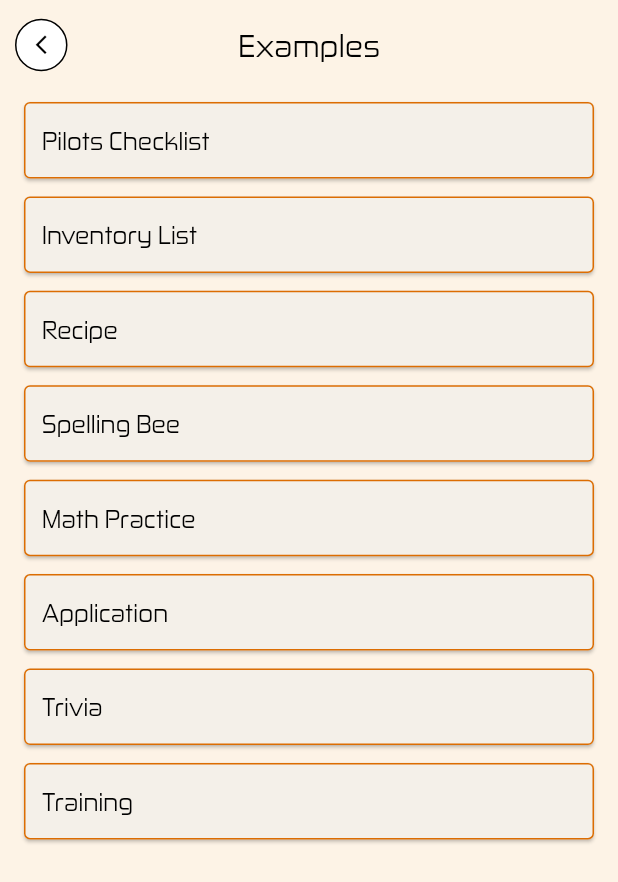
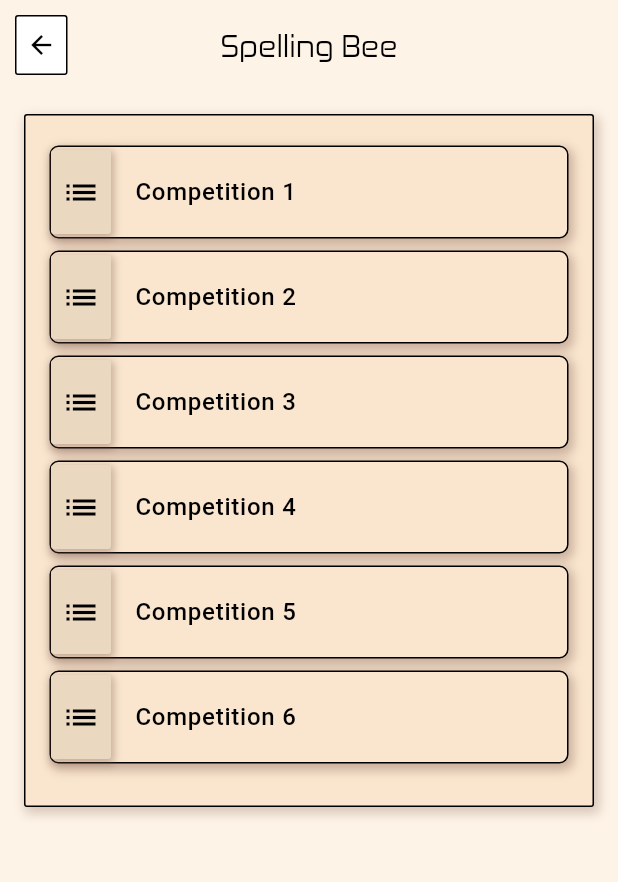
Before and after one commit to huzaifahussain821/next_hybrid, a Flutter app: the ExamplesView screen opened directly, after a tap on "Spelling Bee", on a phone screen of 412 x 824 dp. Shown: the top 882 px of the screen. Run offline on Flutter 3.47's test engine with Material 3 defaults, Android fonts, the phone set to English and light mode, and no system bars; our stand-ins replace cached_network_image, connectivity_plus, country_code_picker, dio, flutter_easyloading, flutter_font_icons and 6 more; accounts and stored records are empty; network calls fail.

Commit message:
alpha updated

```diff
--- a/lib/screens/examples/examples_view.dart
+++ b/lib/screens/examples/examples_view.dart
@@ -1,5 +1,6 @@
 import 'package:purpose_payment/dialog/delete_dialogbox.dart';
 import 'package:purpose_payment/screens/profile_view/profile_view.dart';
+import 'package:purpose_payment/screens/spelling_bee/spelling_bee.dart';
 import 'package:purpose_payment/utilities/app_exports.dart';
 import 'package:purpose_payment/widgets/primary_button.dart';
 
@@ -15,28 +16,69 @@ class ExamplesView extends StatelessWidget {
         padding: EdgeInsets.symmetric(horizontal: 16, vertical: 8),
         child: Column(
           children: [
-            PrimaryButton(text: "Pilots Checklist", onPressed: () {}),
+            ExampleContainerWidget(text: "Pilots Checklist", onPressed: () {}),
             10.verticalSpace,
-            PrimaryButton(text: "Inventory List", onPressed: () {}),
+            ExampleContainerWidget(text: "Inventory List", onPressed: () {}),
             10.verticalSpace,
-            PrimaryButton(
+            ExampleContainerWidget(
                 text: "Recipe",
                 onPressed: () {
                   // Get.to(() => const UserGuideScreen());
                 }),
             10.verticalSpace,
-            PrimaryButton(text: "Spelling Bee", onPressed: () {}),
+            ExampleContainerWidget(
+                text: "Spelling Bee",
+                onPressed: () {
+                  Get.to(() => const SpellingBee());
+                }),
             10.verticalSpace,
-            PrimaryButton(text: "Math Practice", onPressed: () {}),
+            ExampleContainerWidget(text: "Math Practice", onPressed: () {}),
             10.verticalSpace,
-            PrimaryButton(text: "Application", onPressed: () {}),
+            ExampleContainerWidget(text: "Application", onPressed: () {}),
             10.verticalSpace,
-            PrimaryButton(text: "Trivia", onPressed: () {}),
+            ExampleContainerWidget(text: "Trivia", onPressed: () {}),
             10.verticalSpace,
-            PrimaryButton(text: "Training", onPressed: () {}),
+            ExampleContainerWidget(text: "Training", onPressed: () {}),
           ],
         ),
       ),
     );
   }
 }
+
+class ExampleContainerWidget extends StatelessWidget {
+  final String text;
+  final Function onPressed;
+  final Color? backgroundColor;
+
+  const ExampleContainerWidget(
+      {required this.text,
+      required this.onPressed,
+      Key? key,
+      this.backgroundColor})
+      : super(key: key);
+
+  @override
+  Widget build(BuildContext context) {
+    return ElevatedButton(
+      onPressed: () => onPressed(),
+      style: ElevatedButton.styleFrom(
+        backgroundColor: backgroundColor ?? const Color(0xFFFAE6CF),
+        shape: RoundedRectangleBorder(borderRadius: BorderRadius.circular(4)),
+        padding: EdgeInsets.symmetric(vertical: 16),
+        side: BorderSide(color: Color(0xFFDC6D02)),
+      ),
+      child: Padding(
+        padding: EdgeInsets.symmetric(horizontal: 12),
+        child: Row(
+          mainAxisAlignment: MainAxisAlignment.start,
+          children: [
+            Text(text,
+                style: TextStyle(
+                    fontSize: 16, fontFamily: "Zekton", color: Colors.black)),
+          ],
+        ),
+      ),
+    );
+  }
+}
--- a/lib/screens/home/autolist_home.dart
+++ b/lib/screens/home/autolist_home.dart
@@ -1,3 +1,4 @@
+import 'package:purpose_payment/screens/autolist_view/autolist_view.dart';
 import 'package:purpose_payment/screens/examples/examples_view.dart';
 import 'package:purpose_payment/screens/home/home_view.dart';
 import 'package:purpose_payment/screens/notification/notification_view.dart';
@@ -129,7 +130,8 @@ class AutoListHome extends StatelessWidget {
                     Positioned(
                       child: GestureDetector(
                         onTap: () {
-                          Get.to(() => const HomeView());
+                          Get.to(() => const AutolistView());
+                          // Get.to(() => const HomeView());
                         },
                         child: Image.asset(
                           AssetsPath.centre,
--- a/lib/screens/notification/notification_view.dart
+++ b/lib/screens/notification/notification_view.dart
@@ -65,9 +65,9 @@ class NotificationScreen extends StatelessWidget {
   Widget build(BuildContext context) {
     return Scaffold(
       backgroundColor: AppThemes.primaryColor,
+      appBar: AppBarWidget.backAppBar("Notifications"),
       body: Column(
         children: [
-          AppBarWidget.backAppBar("Notifications"),
           Expanded(
             child: Obx(() => ListView.builder(
                   padding: const EdgeInsets.all(8),
--- a/lib/screens/saved_files/saved_files_view.dart
+++ b/lib/screens/saved_files/saved_files_view.dart
@@ -104,8 +104,8 @@ class SavedFileContainerWidget extends StatelessWidget {
       style: ElevatedButton.styleFrom(
         backgroundColor: backgroundColor ?? const Color(0xFFF4F0E9),
         shape: RoundedRectangleBorder(borderRadius: BorderRadius.circular(4)),
-        padding: const EdgeInsets.symmetric(vertical: 14),
-        side: const BorderSide(color: Color(0xFFDC6D02)),
+        padding: const EdgeInsets.symmetric(vertical: 10),
+        side: const BorderSide(color: AppThemes.darkGreyColor),
       ),
       child: Padding(
         padding: const EdgeInsets.symmetric(horizontal: 12),
--- /dev/null
+++ b/lib/screens/spelling_bee/spelling_bee.dart
@@ -0,0 +1,102 @@
+import 'package:flutter/material.dart';
+import 'package:purpose_payment/themes/app_theme.dart';
+import 'package:purpose_payment/widgets/custom_appbar.dart';
+
+class SpellingBee extends StatelessWidget {
+  final List<String> competitions = const [
+    "Competition 1",
+    "Competition 2",
+    "Competition 3",
+    "Competition 4",
+    "Competition 5",
+    "Competition 6",
+  ];
+
+  const SpellingBee({super.key});
+
+  @override
+  Widget build(BuildContext context) {
+    return Scaffold(
+      backgroundColor: AppThemes.primaryColor,
+      appBar: AppBarWidget.backAppBar("Spelling Bee"),
+      body: Column(
+        children: [
+          Padding(
+            padding: const EdgeInsets.all(16.0),
+            child: Container(
+              padding: const EdgeInsets.symmetric(horizontal: 16, vertical: 20),
+              decoration: BoxDecoration(
+                color: const Color(0xFFFAE6CF), // outer container color
+                borderRadius: BorderRadius.circular(2),
+                border: Border.all(color: Colors.black),
+                boxShadow: [
+                  BoxShadow(
+                    color: Colors.brown.withOpacity(0.3),
+                    spreadRadius: 1,
+                    blurRadius: 6,
+                    offset: const Offset(2, 3),
+                  ),
+                ],
+              ),
+              child: Column(
+                children: competitions
+                    .map(
+                      (title) => Container(
+                        margin: const EdgeInsets.only(bottom: 8),
+                        decoration: BoxDecoration(
+                          color: const Color(0xFFFAE6CF), // card color
+                          borderRadius: BorderRadius.circular(6),
+                          border: Border.all(color: Colors.black),
+                          boxShadow: [
+                            BoxShadow(
+                              color: Colors.brown.withOpacity(0.4),
+                              spreadRadius: 1,
+                              blurRadius: 6,
+                              offset: const Offset(2, 3),
+                            ),
+                          ],
+                        ),
+                        child: ListTile(
+                          contentPadding: const EdgeInsets.symmetric(
+                              horizontal: 0, vertical: 2),
+                          leading: Container(
+                            width: 40,
+                            height: double.infinity,
+                            decoration: BoxDecoration(
+                              color: const Color(0xFFEAD8C0),
+                              borderRadius: BorderRadius.circular(2),
+                              boxShadow: [
+                                BoxShadow(
+                                  color: Colors.brown.withOpacity(0.4),
+                                  spreadRadius: 1,
+                                  blurRadius: 4,
+                                  offset: const Offset(1, 2),
+                                ),
+                              ],
+                            ),
+                            child: const Icon(
+                              Icons.list,
+                              color: Colors.black,
+                              size: 26,
+                            ),
+                          ),
+                          title: Text(
+                            title,
+                            style: const TextStyle(
+                              color: Colors.black,
+                              fontSize: 16,
+                              fontWeight: FontWeight.w500,
+                            ),
+                          ),
+                        ),
+                      ),
+                    )
+                    .toList(),
+              ),
+            ),
+          ),
+        ],
+      ),
+    );
+  }
+}
--- a/lib/widgets/custom_appbar.dart
+++ b/lib/widgets/custom_appbar.dart
@@ -92,18 +92,40 @@ class AppBarWidget {
               Get.back();
             },
             child: Container(
-                padding: EdgeInsets.zero,
+              width: 30,
+              height: 30,
+              alignment: Alignment.center,
               decoration: BoxDecoration(
                 color: Colors.white,
-                  shape: BoxShape.circle,
+                borderRadius:
+                    BorderRadius.circular(2), // square with slight curve
                 border: Border.all(color: AppThemes.black, width: 1),
               ),
               child: const Icon(
-                  Icons.arrow_back_ios_new,
+                Icons.arrow_back,
                 color: AppThemes.black,
-                  size: 15,
-                )),
+                size: 20,
               ),
+            ),
+          ),
+
+          // leading: GestureDetector(
+          //   onTap: () {
+          //     Get.back();
+          //   },
+          //   child: Container(
+          //       padding: EdgeInsets.zero,
+          //       decoration: BoxDecoration(
+          //         color: Colors.white,
+          //         shape: BoxShape.circle,
+          //         border: Border.all(color: AppThemes.black, width: 1),
+          //       ),
+          //       child: const Icon(
+          //         Icons.arrow_back_ios_new,
+          //         color: AppThemes.black,
+          //         size: 15,
+          //       )),
+          // ),
           centerTitle: true,
           title: titleWidget ??
               CustomTextWidget(
```
Also changed, not shown: lib/dialog/share_dialogbox.dart (added, +124 -0 lines), lib/screens/autolist_view/autolist_view.dart (added, +131 -0 lines), lib/screens/home/home_view.dart (+7 -1 lines), lib/screens/privacy_policy/privacy_policy.dart (added, +32 -0 lines), lib/screens/settings/settings_view.dart (+8 -2 lines), lib/screens/userguide/settings_view.dart (deleted, +0 -50 lines), lib/screens/userguide/userguide.dart (added, +56 -0 lines), 8 other files. Lines whose indentation alone changed are shown as unchanged.
